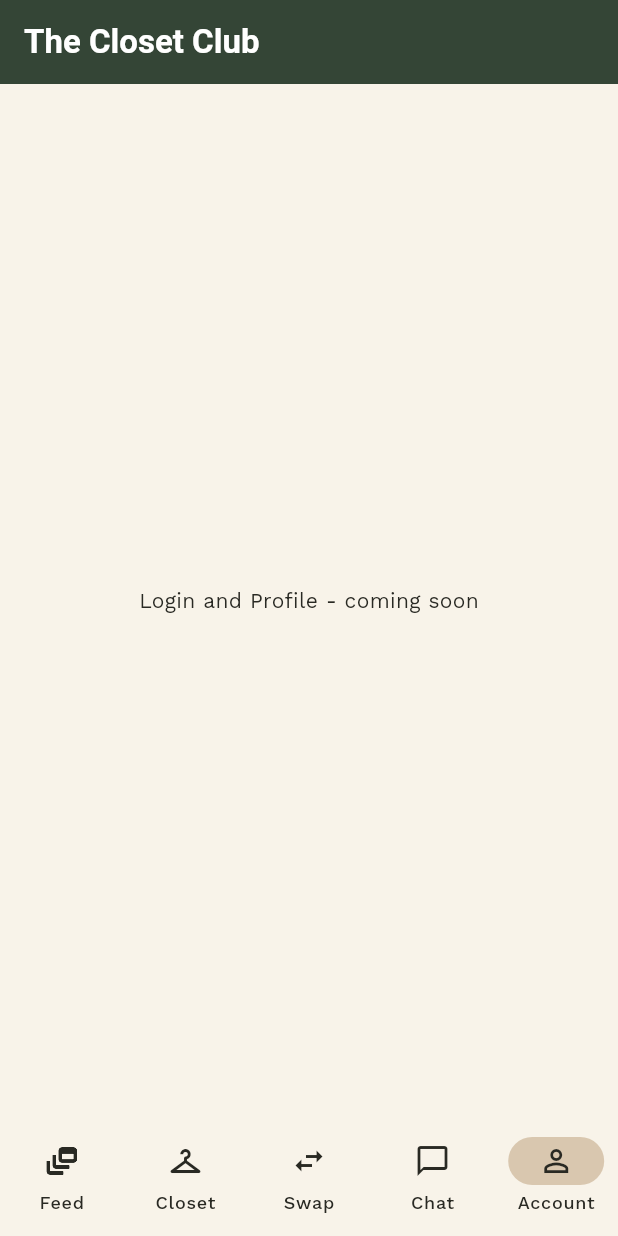
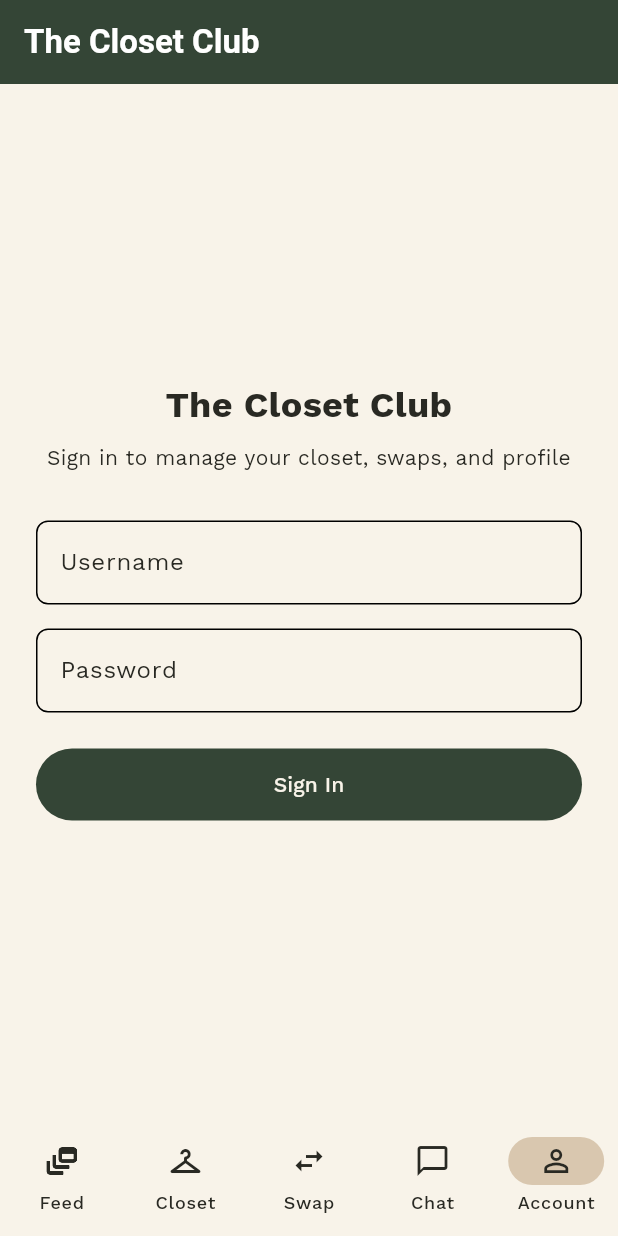
Before and after one commit to the-closet-club-mobile/TCC-mobile, a Flutter app: the screen it shows after launch, item 5 of the bottom bar chosen, on a phone screen of 412 x 824 dp. Run offline on Flutter 3.47's test engine with Material 3 defaults, Android fonts, the phone set to English and light mode, and no system bars; our stand-ins replace google_fonts, material_ui; missing offline and left inert: pbp_django_auth; Roboto replaces fonts that are missing (Gloock).

Commit message:
feat(auth): add initial sign in screen

```diff
--- a/lib/modules/auth/screens/auth_screen.dart
+++ b/lib/modules/auth/screens/auth_screen.dart
@@ -1,10 +1,99 @@
 import 'package:material_ui/material_ui.dart';
 
-class AuthScreen extends StatelessWidget {
+class AuthScreen extends StatefulWidget {
   const AuthScreen({super.key});
 
   @override
+  State<AuthScreen> createState() => _AuthScreenState();
+}
+
+class _AuthScreenState extends State<AuthScreen> {
+  final _formKey = GlobalKey<FormState>();
+  String _username = '';
+
+
+  @override
   Widget build(BuildContext context) {
-    return const Center(child: Text('Login and Profile - coming soon'));
+    return Center(
+      child: ConstrainedBox(
+        constraints: const BoxConstraints(maxWidth: 420),
+        child: SingleChildScrollView(
+          padding: const EdgeInsets.all(24.0),
+          child: Form(
+            key: _formKey,
+            child: Column(
+              crossAxisAlignment: CrossAxisAlignment.stretch,
+              children: [
+                const Text(
+                  'The Closet Club',
+                  textAlign: TextAlign.center,
+                  style: TextStyle(
+                    fontSize: 24,
+                    fontWeight: FontWeight.bold,
+                  ),
+                ),
+                const SizedBox(height: 8),
+                const Text(
+                  'Sign in to manage your closet, swaps, and profile',
+                  textAlign: TextAlign.center,
+                ),
+                const SizedBox(height: 32),
+                TextFormField(
+                  decoration: InputDecoration(
+                    labelText: 'Username',
+                    hintText: 'Enter your username',
+                    border: OutlineInputBorder(
+                      borderRadius: BorderRadius.circular(8.0),
+                    ),
+                  ),
+                  onChanged: (value) => _username = value,
+                  validator: (value) {
+                    if (value == null || value.trim().isEmpty) {
+                      return 'Username cannot be empty.';
+                    }
+                    return null;
+                  },
+                ),
+                const SizedBox(height: 16),
+                TextFormField(
+                  obscureText: true,
+                  decoration: InputDecoration(
+                    labelText: 'Password',
+                    hintText: 'Enter your password',
+                    border: OutlineInputBorder(
+                      borderRadius: BorderRadius.circular(8.0),
+                    ),
+                  ),
+                  validator: (value) {
+                    if (value == null || value.isEmpty) {
+                      return 'Password cannot be empty.';
+                    }
+                    return null;
+                  },
+                ),
+                const SizedBox(height: 24),
+                FilledButton(
+                  onPressed: () {
+                    if (_formKey.currentState!.validate()) {
+                      ScaffoldMessenger.of(context)
+                        ..hideCurrentSnackBar()
+                        ..showSnackBar(
+                          SnackBar(
+                            content: Text('Signed in as $_username (API integration coming soon)'),
+                          ),
+                        );
+                    }
+                  },
+                  child: const Padding(
+                    padding: EdgeInsets.symmetric(vertical: 14.0),
+                    child: Text('Sign In'),
+                  ),
+                ),
+              ],
+            ),
+          ),
+        ),
+      ),
+    );
   }
 }
```
